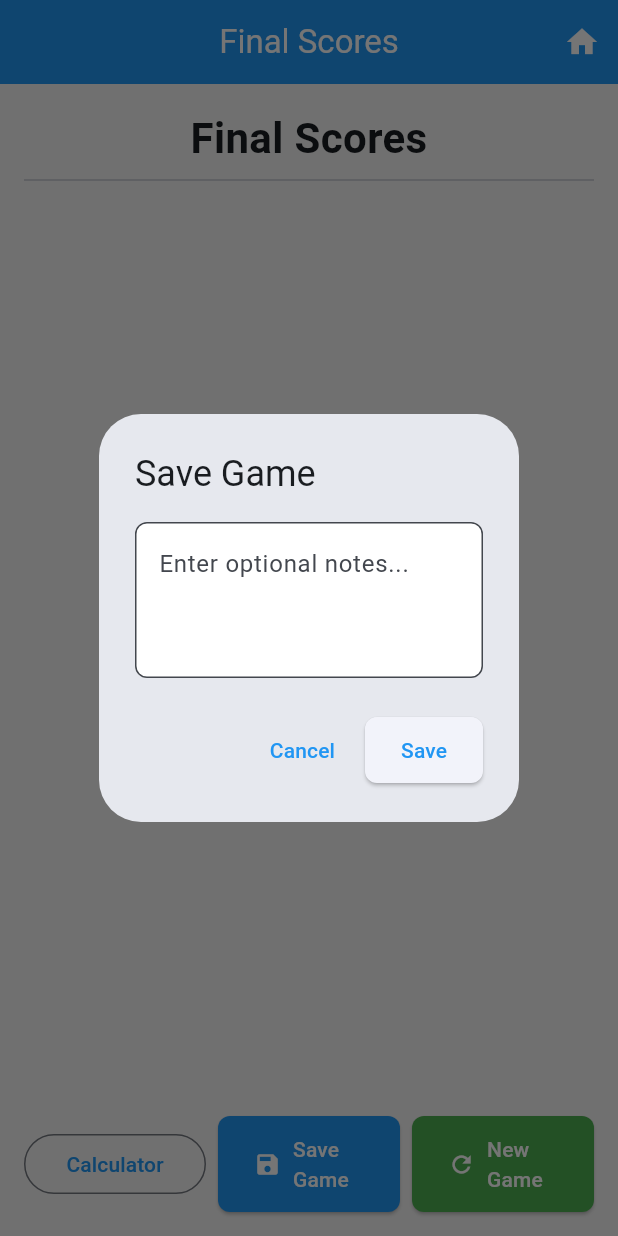
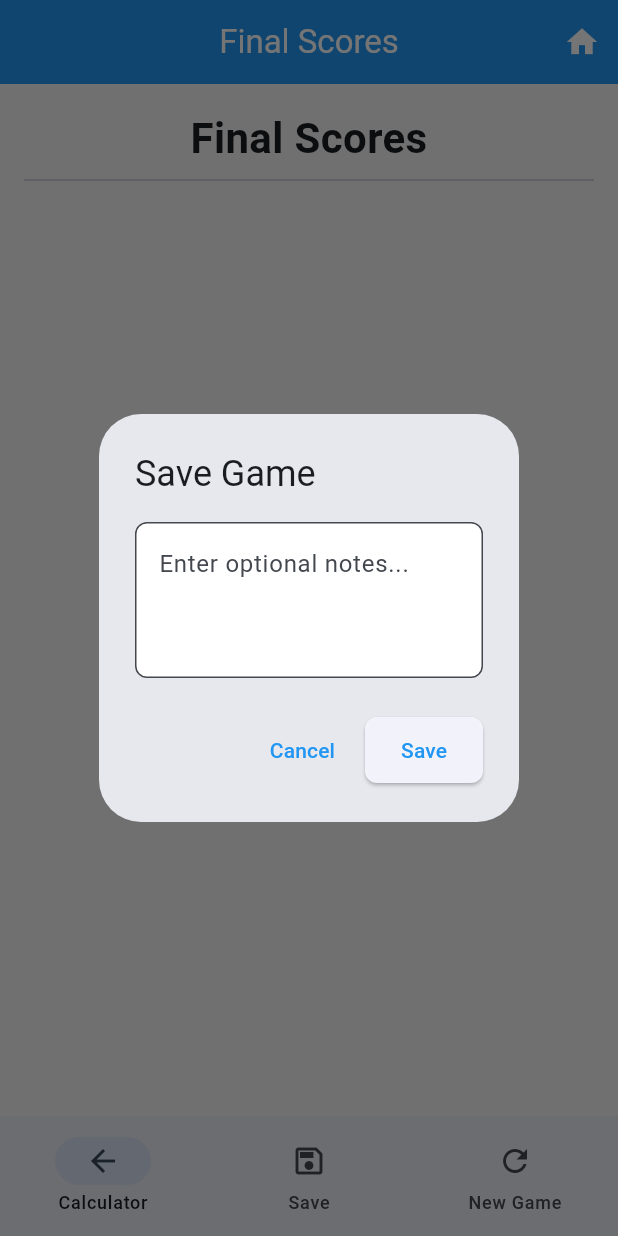
Before and after one commit to squ1d123/thats-pretty-clever-scorer, a Flutter app: the FinalScoresScreen screen opened by its route, item 2 of the bottom bar chosen, on a phone screen of 412 x 824 dp. Run offline on Flutter 3.47's test engine with Material 3 defaults, Android fonts, the phone set to English and light mode, and no system bars; our stand-ins replace file_picker, fl_chart, flutter_riverpod, flutter_svg, go_router, share_plus and 5 more; accounts and stored records are empty.

Commit message:
fix: navigation and usability

```diff
--- a/lib/screens/final_scores_screen.dart
+++ b/lib/screens/final_scores_screen.dart
@@ -42,7 +42,7 @@ class FinalScoresScreen extends ConsumerWidget {
             ...players.map((player) {
               final isWinner = player.totalScore == maxScore;
               return Card(
-                color: isWinner ? Colors.amber[100] : null,
+                color: isWinner ? Colors.amber[200] : null,
                 child: Padding(
                   padding: const EdgeInsets.all(16),
                   child: Row(
@@ -51,7 +51,7 @@ class FinalScoresScreen extends ConsumerWidget {
                         const Padding(
                           padding: EdgeInsets.only(right: 8),
                           child: Icon(Icons.emoji_events,
-                              color: Colors.amber, size: 32),
+                              color: Colors.black, size: 32),
                         ),
                       Expanded(
                         child: Column(
@@ -64,11 +64,15 @@ class FinalScoresScreen extends ConsumerWidget {
                               style: TextStyle(
                                 fontSize: 18,
                                 fontWeight: FontWeight.bold,
+                                color: isWinner ? Colors.black87 : null,
                               ),
                             ),
                             Text(
                               '${player.totalScore} points',
-                              style: const TextStyle(fontSize: 16),
+                              style: TextStyle(
+                                fontSize: 16,
+                                color: isWinner ? Colors.black54 : null,
+                              ),
                             ),
                           ],
                         ),
@@ -81,45 +85,35 @@ class FinalScoresScreen extends ConsumerWidget {
           ],
         ),
       ),
-      bottomNavigationBar: Padding(
-        padding: const EdgeInsets.all(16),
-        child: Row(
-          children: [
-            Expanded(
-              child: OutlinedButton(
-                onPressed: () => context.pop(),
-                child: const Text('Calculator'),
-              ),
-            ),
-            const SizedBox(width: 8),
-            Expanded(
-              child: ElevatedButton.icon(
-                onPressed: () => _showSaveDialog(context, ref),
-                icon: const Icon(Icons.save),
-                label: const Text('Save Game'),
-                style: ElevatedButton.styleFrom(
-                  backgroundColor: Colors.blue,
-                  foregroundColor: Colors.white,
-                ),
-              ),
-            ),
-            const SizedBox(width: 8),
-            Expanded(
-              child: ElevatedButton.icon(
-                onPressed: () {
+      bottomNavigationBar: NavigationBar(
+        selectedIndex: 0,
+        onDestinationSelected: (index) {
+          if (index == 0) {
+            context.pop();
+          } else if (index == 1) {
+            _showSaveDialog(context, ref);
+          } else if (index == 2) {
             ref.read(gameSessionProvider.notifier).clearPlayers();
             context.go('/setup');
+          }
         },
-                icon: const Icon(Icons.refresh),
-                label: const Text('New Game'),
-                style: ElevatedButton.styleFrom(
-                  backgroundColor: Colors.green,
-                  foregroundColor: Colors.white,
+        destinations: const [
+          NavigationDestination(
+            icon: Icon(Icons.arrow_back_outlined),
+            selectedIcon: Icon(Icons.arrow_back),
+            label: 'Calculator',
           ),
+          NavigationDestination(
+            icon: Icon(Icons.save_outlined),
+            selectedIcon: Icon(Icons.save),
+            label: 'Save',
           ),
+          NavigationDestination(
+            icon: Icon(Icons.refresh_outlined),
+            selectedIcon: Icon(Icons.refresh),
+            label: 'New Game',
           ),
         ],
-        ),
       ),
     );
   }
@@ -150,6 +144,7 @@ class FinalScoresScreen extends ConsumerWidget {
               await ref
                   .read(gameSessionProvider.notifier)
                   .saveGame(notesController.text);
+              ref.invalidate(databaseStatsProvider);
               if (context.mounted) {
                 Navigator.pop(context);
                 ScaffoldMessenger.of(context).showSnackBar(
```
Also changed, not shown: lib/screens/game_setup_screen.dart (+17 -12 lines), lib/screens/score_calculator_screen.dart (+22 -26 lines). Lines whose indentation alone changed are shown as unchanged.
